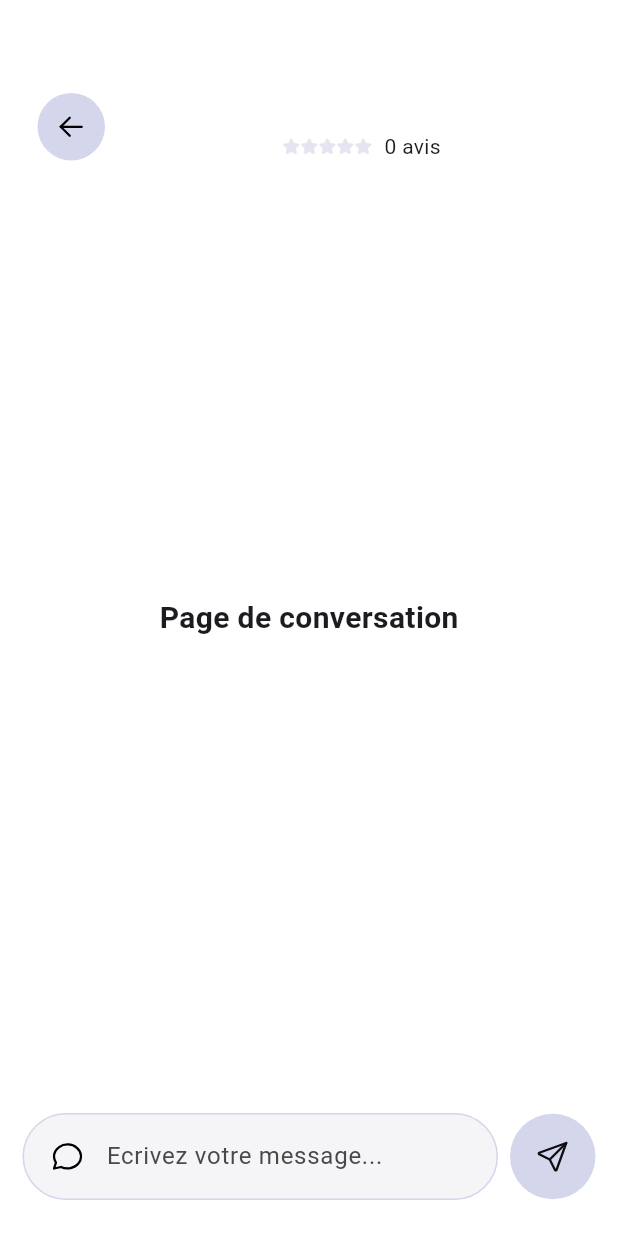
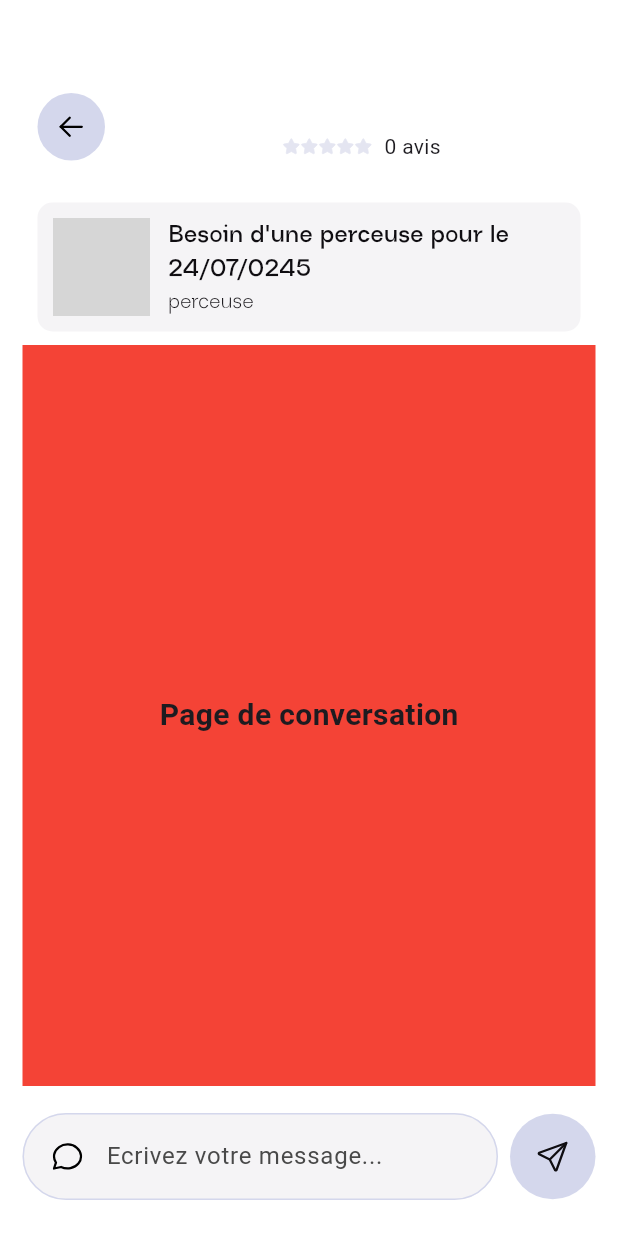
Before and after one commit to Amaelmsrt/SAE_MOBILE, a Flutter app: the PageConversation screen opened directly with empty values, on a phone screen of 412 x 824 dp. Run offline on Flutter 3.47's test engine with Material 3 defaults, Android fonts, the light colour scheme and no system bars; our stand-ins replace convert, flutter_svg, image_picker, supabase_flutter; missing offline and left inert: dart:ffi, flutter_statusbarcolor_ns; accounts and stored records are empty; grey boxes are pictures that could not be loaded.

Commit message:
avancement du front

```diff
--- a/lib/widgets/page_conversation.dart
+++ b/lib/widgets/page_conversation.dart
@@ -1,4 +1,5 @@
 import 'package:allo/components/custom_text_field.dart';
+import 'package:allo/components/resume_annonce.dart';
 import 'package:allo/components/user_preview.dart';
 import 'package:allo/constants/app_colors.dart';
 import 'package:allo/models/Utilisateur.dart';
@@ -16,8 +17,10 @@ class PageConversation extends StatelessWidget {
       backgroundColor: AppColors.light,
       body: Stack(
         children: [
+          Padding(padding: EdgeInsets.only(top: 230, bottom: 100, left: 15, right: 15),
+          child:
           Container(
-            color: Colors.white,
+            color: Colors.red,
             child: Center(
               child: Text(
                 'Page de conversation',
@@ -27,7 +30,7 @@ class PageConversation extends StatelessWidget {
                 ),
               ),
             ),
-          ),
+          ), ),
           Positioned(
             top: 45,
             left: 25,
@@ -39,12 +42,17 @@ class PageConversation extends StatelessWidget {
                     builder:
                         (BuildContext context, BoxConstraints constraints) {
                       return Positioned(
-                        top: 45,
-                        left: constraints.maxWidth / 2 -
-                            45 / 2, // Center horizontally
-                        child:
-                            UserPreview(utilisateur: utilisateur, isTop: true),
-                      );
+                          top: 45,
+                          left: constraints.maxWidth / 2 -
+                              45 / 2, // Center horizontally
+                          child: Column(
+                            children: [
+                              UserPreview(
+                                  utilisateur: utilisateur, isTop: true),
+                                SizedBox(height: 10,),
+                              ResumeAnnonce(image: utilisateur.photoDeProfilUtilisateur!, title: "Besoin d'une perceuse pour le 24/07/0245", description: "perceuse")
+                            ],
+                          ));
                     },
                   ),
                   Positioned(
@@ -84,8 +92,11 @@ class PageConversation extends StatelessWidget {
                 crossAxisAlignment: CrossAxisAlignment.center,
                 children: [
                   Expanded(
-                    child: CustomTextField(hint: "Ecrivez votre message...", iconPath: "assets/icons/bulle-message.svg",
-                      sideButtonIconPath: "assets/icons/send-message.svg", sideButtonOnPressed: () {
+                    child: CustomTextField(
+                      hint: "Ecrivez votre message...",
+                      iconPath: "assets/icons/bulle-message.svg",
+                      sideButtonIconPath: "assets/icons/send-message.svg",
+                      sideButtonOnPressed: () {
                         // Send message
                       },
                     ),
```
